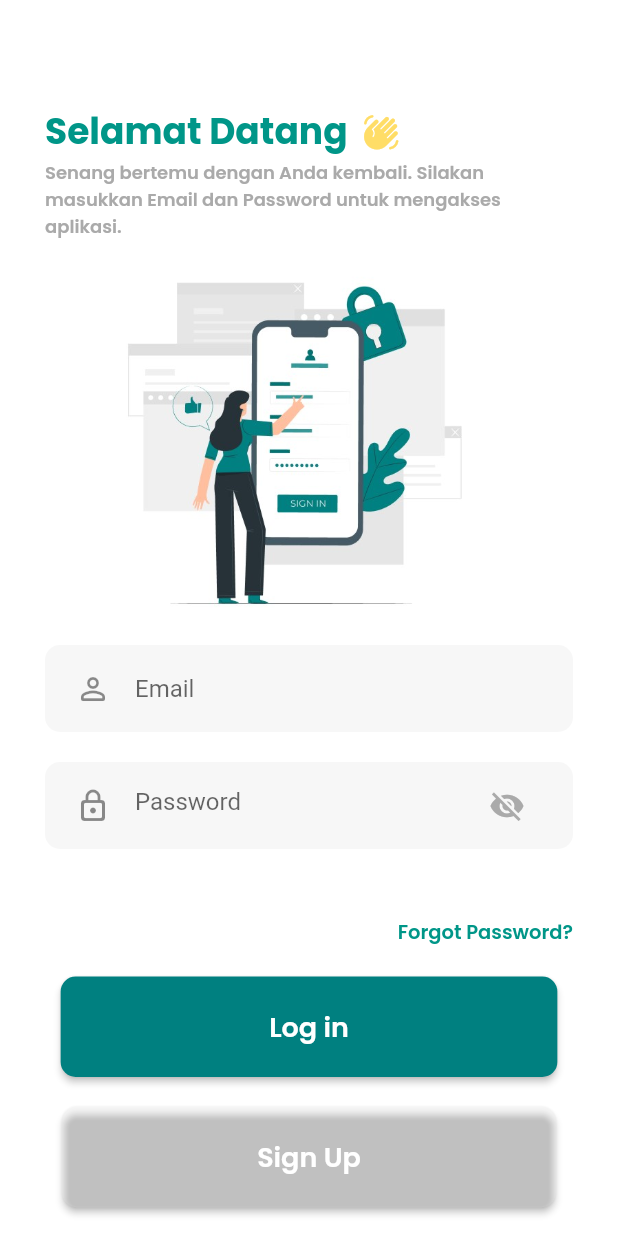
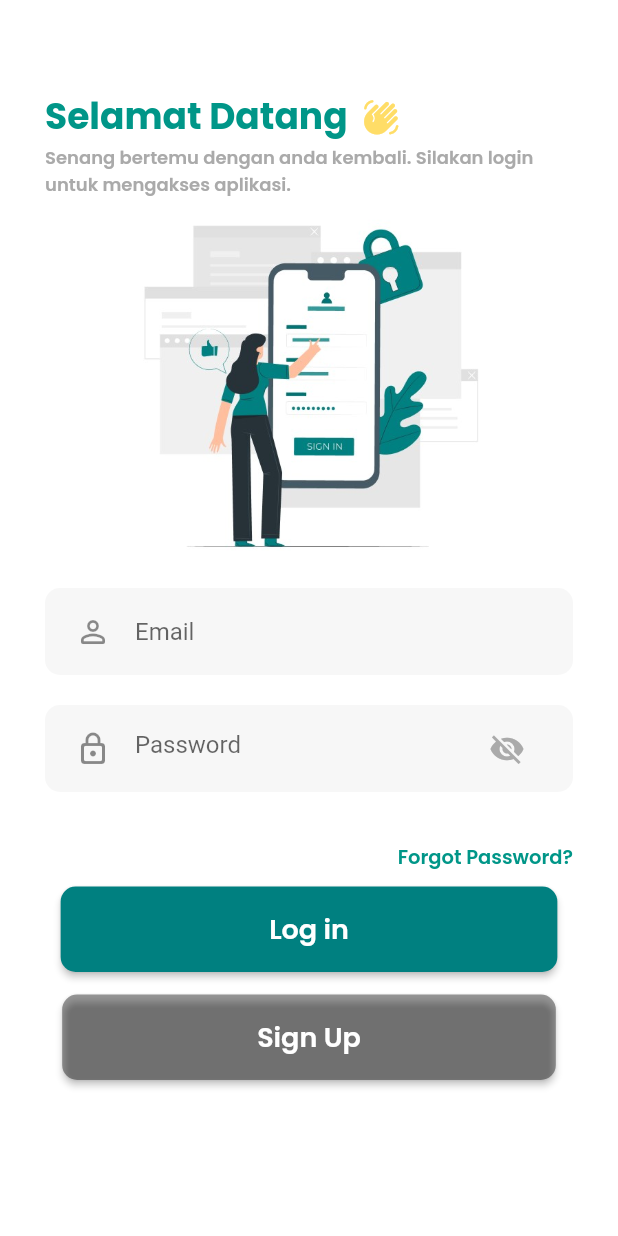
Before and after one commit to putrosetyoko/consultant-app, a Flutter app: the screen it shows after launch, on a phone screen of 412 x 824 dp. Run offline on Flutter 3.47's test engine with Material 2 defaults, Android fonts, the phone set to English and light mode, and no system bars; our stand-ins replace firebase_auth, firebase_core, firebase_messaging, flutter_local_notifications, shared_preferences; accounts and stored records are empty; Roboto replaces fonts that are missing (CircularStd).

Commit message:
clean up login screen code and widgets

```diff
--- a/lib/screens/auth/login_page.dart
+++ b/lib/screens/auth/login_page.dart
@@ -2,9 +2,7 @@
 import 'package:consultant_app/main.dart';
 import 'package:consultant_app/screens/auth/register_page.dart';
 import 'package:firebase_auth/firebase_auth.dart';
-import 'package:flutter/cupertino.dart';
 import 'package:flutter/material.dart';
-import 'package:consultant_app/screens/home_page.dart';
 // import 'package:consultant_app/register_page.dart';
 
 // List<Map<String, dynamic>> dataAkun = DummyData.data;
@@ -24,23 +22,31 @@ class _LoginPageState extends State<LoginPage> {
   final TextEditingController _password = TextEditingController();
 
   @override
-  void deactive() {
-    _email.dispose();
-    _password.dispose();
-
-    super.dispose();
+  Widget build(BuildContext context) {
+    return Scaffold(
+      backgroundColor: Color.fromRGBO(255, 255, 255, 1),
+      body: body(),
+    );
   }
 
-  @override
-  Widget build(BuildContext context) {
-    return Scaffold(
-      backgroundColor: const Color.fromRGBO(255, 255, 255, 1),
-      body: SingleChildScrollView(
-          padding: const EdgeInsets.only(top: 70, left: 30, right: 30),
+  Widget body() {
+    return SingleChildScrollView(
+      padding: EdgeInsets.fromLTRB(30, 60, 30, 30),
       child: Column(
         children: [
+          header(),
+          loginImage(),
+          loginForm(),
+        ],
+      ),
+    );
+  }
+
+  Widget header() {
+    return Column(
+      children: [
         Row(
-                children: const [
+          children: [
             Text(
               "Selamat Datang",
               style: TextStyle(
@@ -50,9 +56,7 @@ class _LoginPageState extends State<LoginPage> {
                 color: Colors.teal,
               ),
             ),
-                  SizedBox(
-                    width: 10,
-                  ),
+            SizedBox(width: 10),
             Icon(
               Icons.waving_hand_rounded,
               color: Color.fromRGBO(255, 221, 103, 1),
@@ -60,10 +64,8 @@ class _LoginPageState extends State<LoginPage> {
             ),
           ],
         ),
-              Row(
-                children: const [
         Text(
-                    "Senang bertemu dengan Anda kembali. Silakan",
+          'Senang bertemu dengan anda kembali. Silakan login untuk mengakses aplikasi.',
           style: TextStyle(
             fontSize: 12,
             fontWeight: FontWeight.w600,
@@ -72,50 +74,25 @@ class _LoginPageState extends State<LoginPage> {
           ),
         ),
       ],
+    );
+  }
+
+  Widget loginImage() {
+    return SizedBox(
+      height: 250,
+      // color: Colors.black,
+      child: Image.asset(
+        'assets/image/login.jpg',
       ),
-              Row(
-                children: const [
-                  Text(
-                    "masukkan Email dan Password untuk mengakses",
-                    style: TextStyle(
-                      fontSize: 12,
-                      fontWeight: FontWeight.w600,
-                      fontFamily: "Poppins",
-                      color: Color.fromRGBO(170, 170, 170, 1),
-                    ),
-                  )
-                ],
-              ),
-              Row(
-                children: const [
-                  Text(
-                    "aplikasi.",
-                    style: TextStyle(
-                      fontSize: 12,
-                      fontWeight: FontWeight.w600,
-                      fontFamily: "Poppins",
-                      color: Color.fromRGBO(170, 170, 170, 1),
-                    ),
-                  )
-                ],
-              ),
-              const SizedBox(
-                height: 10,
-              ),
-              Row(
+    );
+  }
+
+  Widget loginForm() {
+    return Column(
       children: [
-                  Image.asset(
-                    'assets/image/login.jpg',
-                    height: 250,
-                    width: 330,
-                  ),
-                ],
-              ),
-              // const SizedBox(height:500,),
         Container(
           margin: const EdgeInsets.symmetric(vertical: 10),
-                padding:
-                    const EdgeInsets.symmetric(horizontal: 20, vertical: 5),
+          padding: const EdgeInsets.symmetric(horizontal: 20, vertical: 5),
           decoration: BoxDecoration(
             color: const Color.fromRGBO(247, 247, 247, 1),
             borderRadius: BorderRadius.circular(10),
@@ -131,8 +108,7 @@ class _LoginPageState extends State<LoginPage> {
         ),
         Container(
           margin: const EdgeInsets.symmetric(vertical: 10),
-                padding:
-                    const EdgeInsets.symmetric(horizontal: 20, vertical: 5),
+          padding: const EdgeInsets.symmetric(horizontal: 20, vertical: 5),
           decoration: BoxDecoration(
             color: const Color.fromRGBO(247, 247, 247, 1),
             borderRadius: BorderRadius.circular(10),
@@ -158,9 +134,21 @@ class _LoginPageState extends State<LoginPage> {
             obscureText: !isPasswordVisible,
           ),
         ),
-              Text(errorMessage),
-              SizedBox(height: 20),
-              Row(
+        Container(
+          padding: EdgeInsets.symmetric(horizontal: 10),
+          child: Align(
+            alignment: Alignment.centerLeft,
+            child: Text(
+              errorMessage,
+              style: TextStyle(fontSize: 12),
+              textAlign: TextAlign.start,
+            ),
+          ),
+          // height: 40,
+        ),
+        Container(
+          margin: EdgeInsets.symmetric(vertical: 10),
+          child: Row(
             mainAxisAlignment: MainAxisAlignment.end,
             children: const [
               Text(
@@ -174,8 +162,6 @@ class _LoginPageState extends State<LoginPage> {
               )
             ],
           ),
-              const SizedBox(
-                height: 20,
         ),
         Column(
           children: [
@@ -190,8 +176,8 @@ class _LoginPageState extends State<LoginPage> {
                 ),
               ),
               style: ElevatedButton.styleFrom(
-                      padding: const EdgeInsets.symmetric(
-                          horizontal: 139 + .0, vertical: 20.0),
+                padding:
+                    const EdgeInsets.symmetric(horizontal: 139, vertical: 15),
                 primary: const Color(0xFF008080),
                 shape: RoundedRectangleBorder(
                   borderRadius: BorderRadius.circular(10.0),
@@ -199,9 +185,7 @@ class _LoginPageState extends State<LoginPage> {
               ),
               onPressed: login,
             ),
-                  const SizedBox(
-                    height: 20,
-                  ),
+            const SizedBox(height: 15),
             ElevatedButton(
               child: const Text(
                 "Sign Up",
@@ -213,21 +197,19 @@ class _LoginPageState extends State<LoginPage> {
                 ),
               ),
               style: ElevatedButton.styleFrom(
-                      padding: const EdgeInsets.symmetric(
-                          horizontal: 130 + .0, vertical: 20.0),
-                      primary: Colors.white10,
+                padding:
+                    const EdgeInsets.symmetric(horizontal: 130, vertical: 15),
+                primary: Color.fromARGB(100, 0, 0, 0),
                 shape: RoundedRectangleBorder(
                   borderRadius: BorderRadius.circular(10.0),
                 ),
               ),
               onPressed: () => navigatorKey.currentState!.push(
-                        MaterialPageRoute(
-                            builder: (context) => RegisterPage())),
+                  MaterialPageRoute(builder: (context) => RegisterPage())),
             ),
           ],
         ),
       ],
-          )),
     );
   }
 
```
Lines whose indentation alone changed are shown as unchanged.
